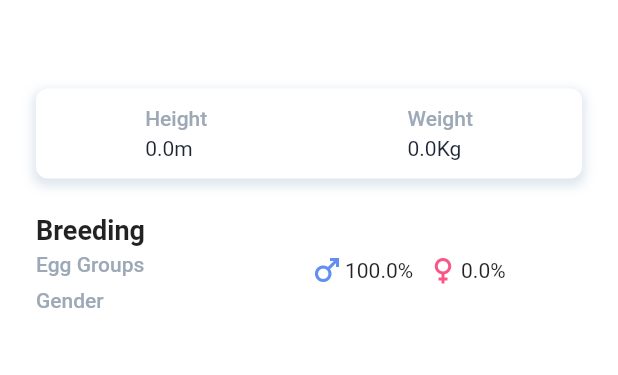
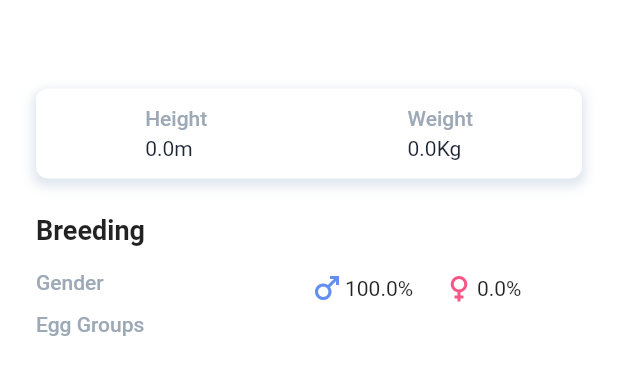
Before and after one commit to Rodrigo-Tei/pokedex, a Flutter app: the AboutTab widget shown alone on an empty page, opened directly with empty values, on a phone screen of 412 x 824 dp. Shown: the top 375 px of the screen. Run offline on Flutter 3.47's test engine with Material 2 defaults, Android fonts, the phone set to English and light mode, and no system bars; our stand-ins replace animated_text_kit, equatable, flutter_bloc, shimmer; network calls fail.

Commit message:
Capitalize egg group tag and small refactor

```diff
--- a/lib/modules/commons/type_tag.dart
+++ b/lib/modules/commons/type_tag.dart
@@ -14,7 +14,7 @@
   @override
   Widget build(BuildContext context) {
     return Container(
-      width: isEggGroup == true ? 80 : 75.0,
+      width: isEggGroup == true ? 80.0 : 75.0,
       padding: const EdgeInsets.symmetric(vertical: 4.0, horizontal: 12.0),
       alignment: Alignment.center,
       margin: const EdgeInsets.symmetric(vertical: 2.0),
--- a/lib/modules/pokemon_details/bloc/pokemon_details_bloc.dart
+++ b/lib/modules/pokemon_details/bloc/pokemon_details_bloc.dart
@@ -1,4 +1,5 @@
 import 'package:flutter_bloc/flutter_bloc.dart';
+import 'package:pokedex/helpers/pokemon_strings_helper.dart';
 import 'package:pokedex/models/pokemon_details.dart';
 import 'package:pokedex/modules/pokemon_details/bloc/pokemon_details_event.dart';
 import 'package:pokedex/modules/pokemon_details/bloc/pokemon_details_state.dart';
@@ -14,6 +15,10 @@ class PokemonDetailsBloc
       emit(PokemonDetailsLoading());
       PokemonDetails pokemonDetails =
           await pokemonDetailsRepository.getPokemonDetails(event.pokedexNumber);
+      for (int i = 0; i < pokemonDetails.eggGroups.length; i++) {
+        pokemonDetails.eggGroups[i] =
+            capitalizeFirstLetter(pokemonDetails.eggGroups[i]);
+      }
       emit(PokemonDetailsLoaded(pokemonDetails));
     });
   }
--- a/lib/modules/pokemon_details/ui/about_tab.dart
+++ b/lib/modules/pokemon_details/ui/about_tab.dart
@@ -18,6 +18,15 @@ class AboutTab extends StatelessWidget {
     required this.pokemon,
     required this.pokemonDetails,
   }) : super(key: key);
+
+  static const rowSpacer = TableRow(children: [
+    SizedBox(
+      height: 4.0,
+    ),
+    SizedBox(
+      height: 4.0,
+    )
+  ]);
 
   Widget _buildSmallTextShimmer() {
     return Shimmer.fromColors(
@@ -108,22 +117,8 @@ class AboutTab extends StatelessWidget {
     );
   }
 
-  @override
-  Widget build(BuildContext context) {
+  Widget _buildWeightAndHeightCard() {
     return Container(
-      margin: const EdgeInsets.all(24.0),
-      child: Column(
-        children: [
-          loading
-              ? _buildBigTextShimmer(context)
-              : Text(
-                  pokemonDetails.flavorText,
-                  style: const TextStyle(
-                    fontSize: 16.0,
-                    fontWeight: FontWeight.w500,
-                  ),
-                ),
-          Container(
       margin: const EdgeInsets.symmetric(vertical: 16.0),
       padding: const EdgeInsets.all(12.0),
       decoration: BoxDecoration(
@@ -152,8 +147,23 @@ class AboutTab extends StatelessWidget {
               "Weight", hectogramToKilogram(pokemon.weight).toString()),
         ],
       ),
+    );
+  }
+
+  Widget _buildFlavourText(context) {
+    return loading
+        ? _buildBigTextShimmer(context)
+        : Text(
+            pokemonDetails.flavorText,
+            style: const TextStyle(
+              fontSize: 16.0,
+              fontWeight: FontWeight.w500,
             ),
-          Container(
+          );
+  }
+
+  Widget _buildBreedingDetails() {
+    return Container(
       margin: const EdgeInsets.only(top: 8.0),
       child: Column(
         crossAxisAlignment: CrossAxisAlignment.start,
@@ -165,13 +175,13 @@ class AboutTab extends StatelessWidget {
               fontSize: 18.0,
             ),
           ),
-                const SizedBox(height: 4.0),
+          const SizedBox(height: 16.0),
           Table(
             children: [
               TableRow(
                 children: [
                   Text(
-                          "Egg Groups",
+                    "Gender",
                     style: TextStyle(
                         color: DefaultTheme.grayscale[Grayscale.gray],
                         fontSize: 14.0,
@@ -181,7 +191,9 @@ class AboutTab extends StatelessWidget {
                       ? const Text("Gender unknown")
                       : Row(
                           children: [
-                                  Row(
+                            SizedBox(
+                              width: 80.0,
+                              child: Row(
                                 children: [
                                   Icon(
                                     Icons.male,
@@ -193,8 +205,11 @@ class AboutTab extends StatelessWidget {
                                           "${(100 - convertGenderRate(pokemonDetails.genderRate)).toString()}%"),
                                 ],
                               ),
+                            ),
                             const SizedBox(width: 8.0),
-                                  Row(
+                            SizedBox(
+                              width: 80.0,
+                              child: Row(
                                 children: [
                                   Icon(
                                     Icons.female,
@@ -206,20 +221,24 @@ class AboutTab extends StatelessWidget {
                                           "${convertGenderRate(pokemonDetails.genderRate).toString()}%")
                                 ],
                               ),
+                            )
                           ],
                         ),
                 ],
               ),
+              rowSpacer,
               TableRow(
                 children: [
                   Text(
-                          "Gender",
+                    "Egg Groups",
                     style: TextStyle(
                         color: DefaultTheme.grayscale[Grayscale.gray],
                         fontSize: 14.0,
                         fontWeight: FontWeight.w500),
                   ),
-                        Row(
+                  loading
+                      ? _buildSmallTextShimmer()
+                      : Row(
                           children: [
                             for (var eggGroup in pokemonDetails.eggGroups)
                               Tag(
@@ -234,7 +253,18 @@ class AboutTab extends StatelessWidget {
           )
         ],
       ),
-          )
+    );
+  }
+
+  @override
+  Widget build(BuildContext context) {
+    return Container(
+      margin: const EdgeInsets.all(24.0),
+      child: Column(
+        children: [
+          _buildFlavourText(context),
+          _buildWeightAndHeightCard(),
+          _buildBreedingDetails(),
         ],
       ),
     );
```
Lines whose indentation alone changed are shown as unchanged.
